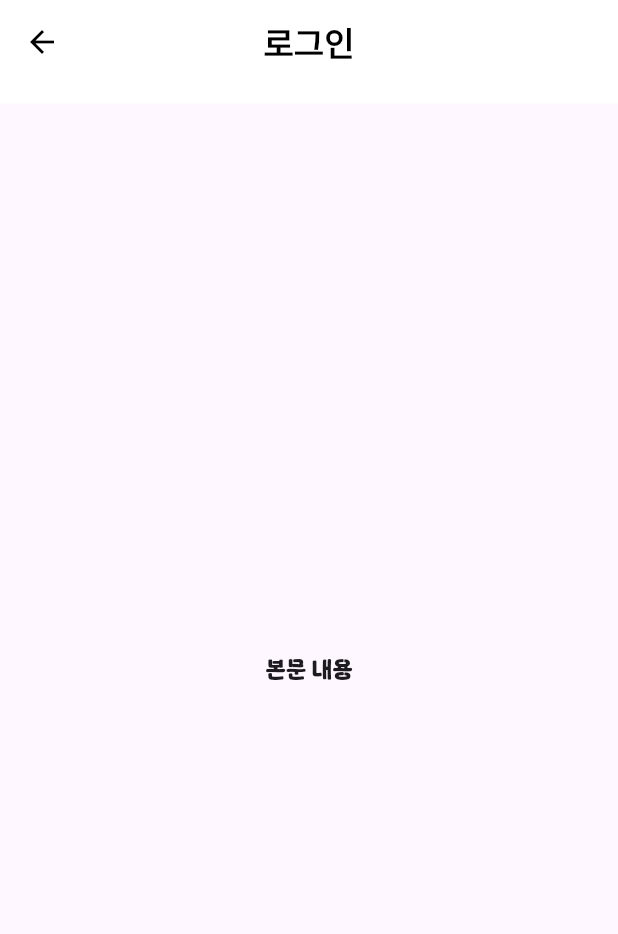
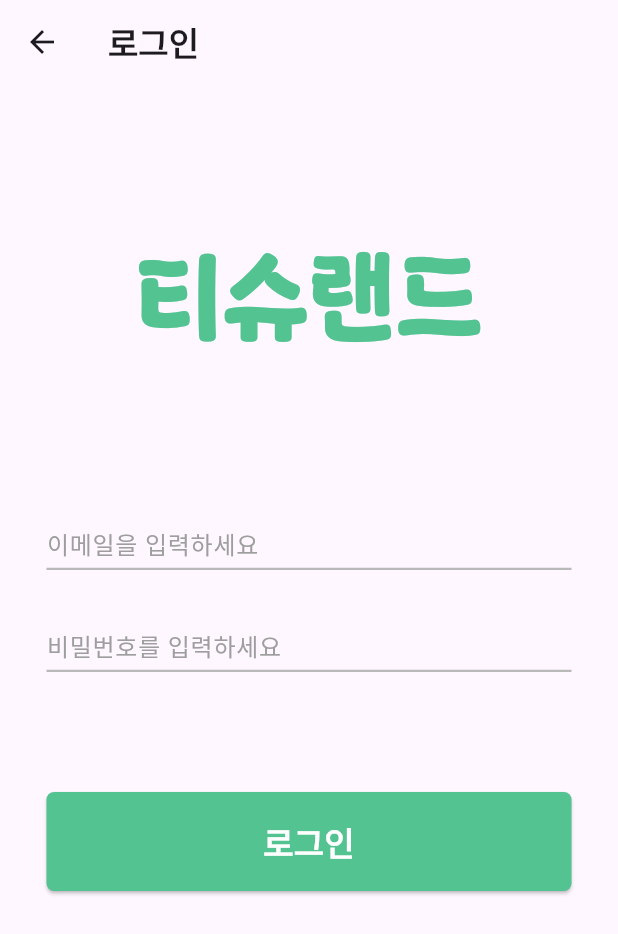
Before and after one commit to marksenee/TissueLand, a Flutter app: the screen it shows after launch, after a tap on "이메일 로그인", on a phone screen of 412 x 824 dp. Shown: the top 934 px of the screen. Run offline on Flutter 3.47's test engine with Material 3 defaults, Android fonts, the phone set to English and light mode, and no system bars; Roboto replaces fonts that are missing (Pretandard-Medium, Pretandart-Medium, Pretendard-Medium); project files that could hold a hidden picture were left out.

Commit message:
[Fix] 이메일 로그인 및 회원가입 페이지 수정

```diff
--- a/lib/screens/email_login_screen.dart
+++ b/lib/screens/email_login_screen.dart
@@ -1,19 +1,83 @@
 import 'package:flutter/material.dart';
-import 'package:tissue_land/widgets/custom_header.dart';
+import 'package:tissue_land/widgets/custom_text_field.dart';
+import 'package:tissue_land/widgets/title_text.dart';
 
-class EmailLoginScreen extends StatefulWidget {
-  const EmailLoginScreen({super.key});
+class EmailLoginScreen extends StatelessWidget {
+  final TextEditingController emailController = TextEditingController();
+  final TextEditingController passwordController = TextEditingController();
+  final _formKey = GlobalKey<FormState>(); // 폼 유효성 검사용 키
 
-  @override
-  State<EmailLoginScreen> createState() => _EmailLoginScreenState();
-}
+  EmailLoginScreen({Key? key}) : super(key: key);
 
-class _EmailLoginScreenState extends State<EmailLoginScreen> {
   @override
   Widget build(BuildContext context) {
     return Scaffold(
-      appBar: const CustomHeader(title: '로그인'), // 헤더 적용
-      body: const Center(child: Text('본문 내용')),
+      appBar: AppBar(title: const Text('로그인',
+      style: TextStyle(fontFamily: 'Pretendard-Medium', fontWeight: FontWeight.bold, fontSize: 22),)),
+      body: Padding(
+        padding: const EdgeInsets.only(top: 100.0), // 상하 여백 추가
+        child: Form(
+          key: _formKey,
+          child: Column(
+            mainAxisSize: MainAxisSize.min, // 🎯 Column 높이를 내용물에 맞춤
+            mainAxisAlignment: MainAxisAlignment.start, // 🎯 상단 정렬로 변경
+            children: [
+              const Center(child: TitleText()),
+              SizedBox(height: 100),
+              CustomTextField(
+                hintText: "이메일을 입력하세요",
+                controller: emailController,
+                validator: (value) {
+                  if (value == null || value.isEmpty) {
+                    return "이메일을 입력하세요.";
+                  } else if (!RegExp(r"^[a-zA-Z0-9._%+-]+@[a-zA-Z0-9.-]+\.[a-zA-Z]{2,}$")
+                      .hasMatch(value)) {
+                    return "올바른 이메일 형식이 아닙니다.";
+                  }
+                  return null;
+                },
+              ),
+              const SizedBox(height: 30),
+              CustomTextField(
+                hintText: "비밀번호를 입력하세요",
+                controller: passwordController,
+                validator: (value) {
+                  if (value == null || value.isEmpty) {
+                    return "비밀번호를 입력하세요.";
+                  } else if (value.length < 6) {
+                    return "비밀번호는 최소 6자 이상이어야 합니다.";
+                  }
+                  return null;
+                },
+              ),
+              const SizedBox(height: 80),
+              SizedBox(
+                width: 350,
+                height: 66,
+                child:  ElevatedButton(
+                  style: ElevatedButton.styleFrom(
+                    backgroundColor: Color(0xFF54C392),  // 배경색
+                    foregroundColor: Colors.white,  // 글자색
+                    // side: const BorderSide(color:  Color(0xFF54C392), width: 1), // 테두리
+                    shape: RoundedRectangleBorder(
+                      borderRadius: BorderRadius.circular(5), // 네모 박스 모서리 둥글게
+                    ),
+                  ),
+                  onPressed: () {
+                    if (_formKey.currentState!.validate()) {
+                      ScaffoldMessenger.of(context).showSnackBar(
+                        const SnackBar(content: Text("로그인 성공!")),
+                      );
+                    }
+                  },
+                  child: const Text('로그인',
+                        style: TextStyle(fontFamily: 'Pretendard-Medium', fontWeight: FontWeight.bold, fontSize: 22)),
+                ),
+              )
+            ],
+          ),
+        ),
+      ),
     );
   }
 }
--- a/lib/screens/email_signup_screen.dart
+++ b/lib/screens/email_signup_screen.dart
@@ -1,5 +1,6 @@
 import 'package:flutter/material.dart';
 import 'package:tissue_land/widgets/custom_header.dart';
+import 'package:tissue_land/widgets/title_text.dart';
 
 class EmailSignupScreen extends StatefulWidget {
   const EmailSignupScreen({super.key});
@@ -13,7 +14,14 @@ class _EmailSignupScreenState extends State<EmailSignupScreen> {
   Widget build(BuildContext context) {
     return Scaffold(
       appBar: const CustomHeader(title: '회원가입'), // 헤더 적용
-      body: const Center(child: Text('본문 내용')),
+      body: const Center(child: Column(
+        mainAxisSize: MainAxisSize.min,
+        children: [
+          TitleText(),
+          SizedBox()
+
+        ],
+      )),
     );
   }
 }
```
